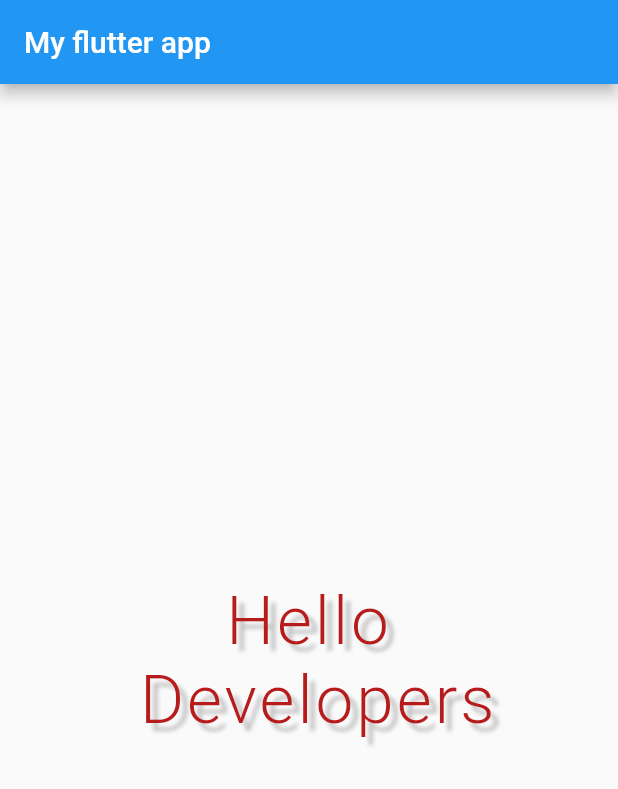
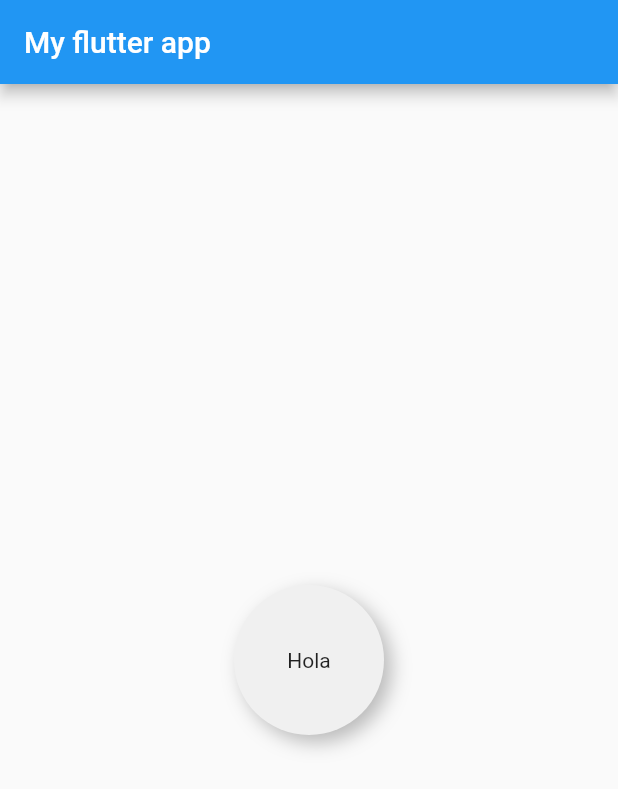
Before and after one commit to mastercba/flutterUI, a Flutter app: the screen it shows after launch, on a phone screen of 412 x 824 dp. Shown: the top 789 px of the screen. Run offline on Flutter 3.47's test engine with Material 2 defaults, Android fonts, the phone set to English and light mode, and no system bars.

Commit message:
7.WidgetContainer+widgetReutilizable

```diff
--- a/lib/pages/home_page.dart
+++ b/lib/pages/home_page.dart
@@ -1,4 +1,5 @@
 import 'package:flutter/material.dart';
+import '../widgets/circle_container.dart';
 
 class HomePage extends StatelessWidget {
   @override
@@ -8,23 +9,11 @@ class HomePage extends StatelessWidget {
         title: Text("My flutter app"),
       ),
       body: Center(
-        child: Text(
-          "Hello \n Developers",
-          textAlign: TextAlign.center,
-          style: TextStyle(
-              //entramos a la clase TextStyle con Ctrl + click
-              color: Colors.red[900],
-              fontSize: 45,
-              letterSpacing: 2,
-              shadows: [
-                //requiere que le pase una lista de shadows
-                Shadow(
-                    color: Colors.grey[400], //MAYUCULA EMPIEZA la Instancia
-                    blurRadius: 3,
-                    offset: Offset(5, 5))
-              ],
-              fontWeight: FontWeight.w300 //.w300   .bold
-              ),
+        child: CircleContainer(
+          child: Text("Hola"),
+          width: 100,
+          height: 100,
+          //style: TextStyle(fontSize: 40),
         ),
       ),
     );
--- /dev/null
+++ b/lib/widgets/circle_container.dart
@@ -0,0 +1,44 @@
+import 'package:flutter/cupertino.dart';
+import 'package:flutter/material.dart';
+
+class CircleContainer extends StatelessWidget {
+  final Widget child;
+  final double width, height;
+
+  //const CircleContainer({Key key, this.child}) : super(key: key);
+  //or
+  CircleContainer(
+      {@required this.child, @required this.height, @required this.width})
+      : assert(child != null), //validaciones..
+        assert(width != null && width >= 50),
+        assert(height != null && height >= 50);
+  //@required nos dice que this.child es obligatorio
+  //lanzamos una excepcion en caso de que this.child sea nulo!.....
+  // para eso usamos un assert!
+
+  @override
+  Widget build(BuildContext context) {
+    return Container(
+      width: this.width, //double.infinity, //todo el ancho posible
+      height: this.height, //0.5, //como linea division
+      alignment: Alignment.center,
+      //child: Text("Hi"), //para centrar Hi o tb
+      child: Center(
+        child: this.child,
+      ),
+      //color: Colors.red[900], //tiene que estar dentro BoxDecoration
+      decoration: BoxDecoration(
+          color: Color(0xfff0f0f0),
+          //borderRadius: BorderRadius.circular(20),
+          shape: BoxShape.circle,
+          boxShadow: [
+            BoxShadow(
+                color: Colors.black26, blurRadius: 10, offset: Offset(5, 5)),
+            //BoxShadow(
+            //    color: Colors.red.withOpacity(0.5),
+            //    blurRadius: 20,
+            //    offset: Offset(10, 10))
+          ]),
+    );
+  }
+}
```
